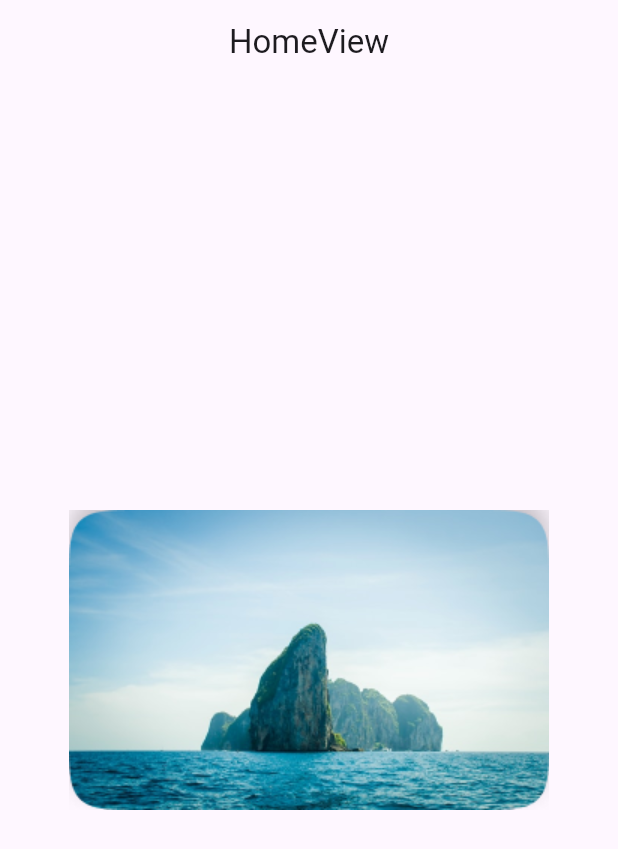
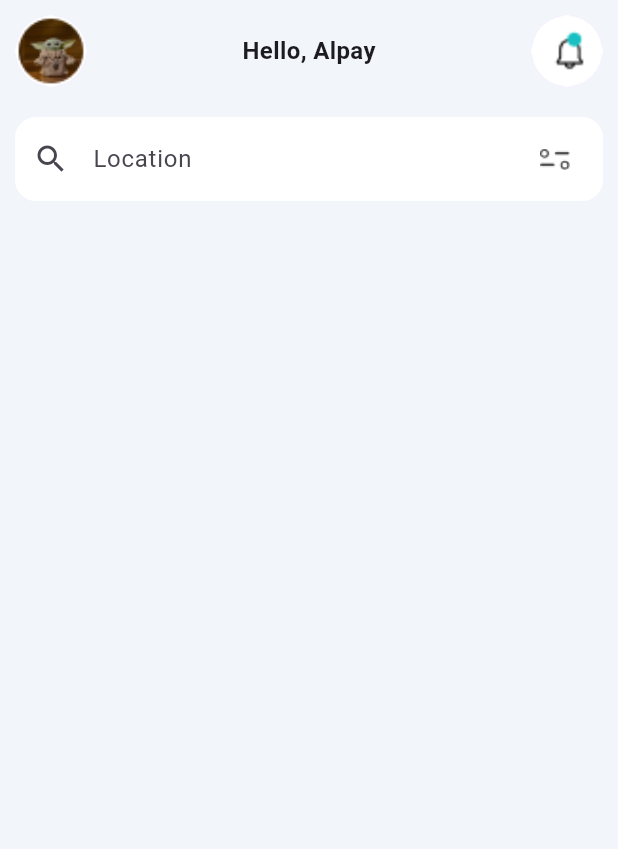
Before and after one commit to mollik001/ui-travel-hotel-booking, a Flutter app: the screen it shows after launch, on a phone screen of 412 x 824 dp. Shown: the top 849 px of the screen. Run offline on Flutter 3.47's test engine with Material 3 defaults, Android fonts, the light colour scheme and no system bars; our stand-ins replace get.

Commit message:
home page ongoing

```diff
--- a/lib/app/modules/home/views/home_view.dart
+++ b/lib/app/modules/home/views/home_view.dart
@@ -1,6 +1,7 @@
 import 'package:flutter/material.dart';
 
 import 'package:get/get.dart';
+import 'package:travel_hotel_booking/app/theme/style.dart';
 
 import '../controllers/home_controller.dart';
 
@@ -8,13 +9,58 @@ class HomeView extends GetView<HomeController> {
   const HomeView({Key? key}) : super(key: key);
   @override
   Widget build(BuildContext context) {
-    return Scaffold(
-      appBar: AppBar(
-        title: const Text('HomeView'),
-        centerTitle: true,
-      ),
-      body: const Center(
-        child: Image(image: AssetImage('assets/images/home.png')),
+    return SafeArea(
+      child: Scaffold(
+        backgroundColor: AppColor.bgColor,
+        body: Padding(
+          padding: const EdgeInsets.all(10.0),
+          child: Column(children: [
+            const Row(
+              mainAxisAlignment: MainAxisAlignment.spaceBetween,
+              children: [
+                CircleAvatar(
+                  radius: 24,
+                  backgroundImage: AssetImage('assets/images/profile.png'),
+                ),
+                Text(
+                  'Hello, Alpay',
+                  style: TextStyle(fontSize: 16, fontWeight: FontWeight.bold),
+                ),
+                CircleAvatar(
+                  radius: 24,
+                  backgroundImage: AssetImage('assets/images/notification.png'),
+                ),
+              ],
+            ),
+            const SizedBox(
+              height: 20,
+            ),
+            TextField(
+              decoration: InputDecoration(
+                filled: true,
+                fillColor: Colors.white,
+                prefixIcon: Icon(Icons.search),
+                suffixIcon: Image.asset('assets/images/filter.png'),
+                hintText: 'Location',
+                //border: InputBorder.none,
+                focusedBorder: OutlineInputBorder(
+                  // Add focused border
+                  borderRadius: BorderRadius.circular(14.0),
+                  borderSide: BorderSide(
+                      color:
+                          Colors.transparent), // Set transparent border color
+                ),
+                enabledBorder: OutlineInputBorder(
+                  // Add enabled border
+                  borderRadius: BorderRadius.circular(14.0),
+                  borderSide: BorderSide(
+                      color:
+                          Colors.transparent), // Set transparent border color
+                ),
+              ),
+            ),
+          ]),
+        ),
       ),
     );
   }
--- a/lib/app/theme/style.dart
+++ b/lib/app/theme/style.dart
@@ -1,8 +1,8 @@
 import 'package:flutter/material.dart';
 
 class AppColor {
-  static const Color bgColor = Color(0x00F2F5FA);
-  static const Color btnColor = Color(0x0018C0C1);
-  static const Color bgColor2 = Color(0x00D2DBEA);
-  static const Color bgNavColor = Color(0x00546A83);
+  static const Color bgColor = Color(0xFFF2F5FA);
+  static const Color btnColor = Color(0xFF18C0C1);
+  static const Color bgColor2 = Color(0xFFD2DBEA);
+  static const Color bgNavColor = Color(0xFF546A83);
 }
```
Also changed, not shown: assets/images/filter.png (added), assets/images/notification.png (added).
